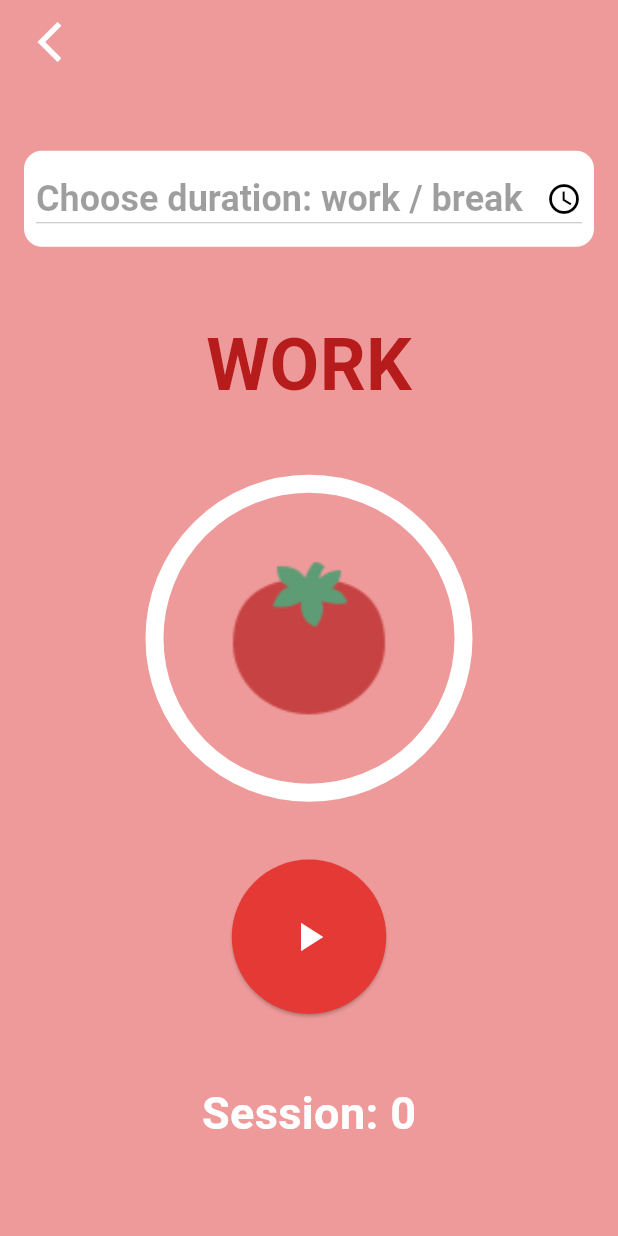
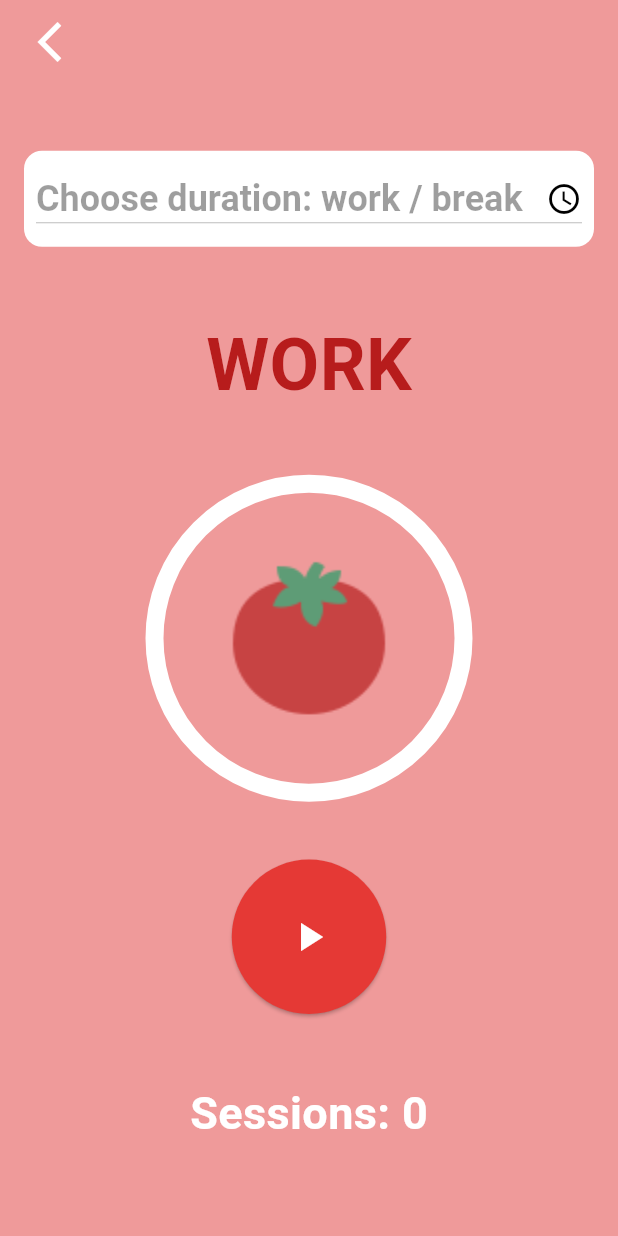
Before and after one commit to Nevsh/CPD-Projekt, a Flutter app: the screen it shows after launch, after a tap on "Pomodoro", on a phone screen of 412 x 824 dp. Run offline on Flutter 3.47's test engine with Material 3 defaults, Android fonts, the phone set to English and light mode, and no system bars; our stand-ins replace hive, hive_flutter; missing offline and left inert: flutter_ringtone_player; accounts and stored records are empty.

Commit message:
Adding/Bugfixing
Adding:
- Pomodoro Timer Anzahl Sessions wird gespeichert

Bugfixing:
- HomePage Categories Widget nicht mehr hinter NavigationBar

```diff
--- a/lib/main.dart
+++ b/lib/main.dart
@@ -21,6 +21,7 @@ import 'models/pomodoro_timer_model.dart';
 Future<void> main() async {
   await Hive.initFlutter();
   Hive.registerAdapter(ActivityAdapter());
+  // await Hive.deleteBoxFromDisk('activityBox');
 
   // var box = await Hive.openBox('activityBox');
   // await box.deleteFromDisk();
--- a/lib/models/activity.dart
+++ b/lib/models/activity.dart
@@ -38,7 +38,7 @@ class Activity extends HiveObject {
   int revStreak;
 
   @HiveField(11)
-  List<Activity> activities;
+  int pomSessions;
 
   Activity(
       {required this.date,
@@ -52,5 +52,5 @@ class Activity extends HiveObject {
       required this.pomStreak,
       required this.exStreak,
       required this.revStreak,
-      required this.activities});
+      required this.pomSessions});
 }
--- a/lib/models/pomodoro_timer_model.dart
+++ b/lib/models/pomodoro_timer_model.dart
@@ -8,9 +8,9 @@ class PomodoroTimerModel extends TimerModel {
   int _breakTime = 0;
   int _timeSelected = 0;
   bool _focusSessionDone = false;
-  int _session = 0;
+  // int _session = 0;
   final List<int> _durationList = const [25, 50, 90];
-  final List<int> _breakDurationList = const [5, 10, 18];
+  final List<int> _breakDurationList = const [5, 10, 20];
 
   @override
   List<int> get durationList => _durationList;
@@ -18,7 +18,7 @@ class PomodoroTimerModel extends TimerModel {
   int get breakTime => _breakTime;
   int get timeSelected => _timeSelected;
   bool get focusSessionDone => _focusSessionDone;
-  int get session => _session;
+  // int get session => _session;
 
   @override
   void timerSet(int? selectedTime) {
@@ -43,7 +43,7 @@ class PomodoroTimerModel extends TimerModel {
   @override
   void startTimer(ReviewModel revModel) {
     notifyListeners();
-    // timer = Timer.periodic(const Duration(milliseconds: 10), (_) {
+    // timer = Timer.periodic(const Duration(seconds: 1), (_) {
     timer = Timer.periodic(const Duration(milliseconds: 1), (_) {
       if (timeInSec > 0) {
         timeInSec--;
@@ -61,7 +61,8 @@ class PomodoroTimerModel extends TimerModel {
             _focusSessionDone = true;
             timeInSec = _breakTime;
             maxTime = _breakTime;
-            _session++;
+            revModel.updatePomSessions();
+            // _session++;
           }
         }
       }
--- a/lib/models/review_model.dart
+++ b/lib/models/review_model.dart
@@ -90,6 +90,13 @@ class ReviewModel extends ChangeNotifier {
     if (_chosenMood != 'empty' && _activity != null && !_activity!.review) {
       _activity!.review = done;
       _activity!.revStreak++;
+    }
+    saveActivity();
+  }
+
+  void updatePomSessions() {
+    if (_activity != null) {
+      _activity!.pomSessions++;
     }
     saveActivity();
   }
@@ -240,7 +247,7 @@ class ReviewModel extends ChangeNotifier {
       pomStreak: 0,
       exStreak: 0,
       revStreak: 0,
-      activities: [],
+      pomSessions: 0,
     );
     Activity? act2 = Activity(
       date: '2024-06-12',
@@ -254,7 +261,7 @@ class ReviewModel extends ChangeNotifier {
       pomStreak: 5,
       exStreak: 4,
       revStreak: 2,
-      activities: [],
+      pomSessions: 0,
     );
     Activity? act3 = Activity(
       date: '2024-06-02',
@@ -268,7 +275,7 @@ class ReviewModel extends ChangeNotifier {
       pomStreak: 0,
       exStreak: 0,
       revStreak: 0,
-      activities: [],
+      pomSessions: 0,
     );
     await HiveService.saveActivity(act1);
     await HiveService.saveActivity(act2);
@@ -286,8 +293,8 @@ class ReviewModel extends ChangeNotifier {
 
   Future<void> loadActivity() async {
     DateTime now = DateTime.now();
-    // String today = DateFormat('yyyy-MM-dd').format(now);
-    String today = "2024-06-16";
+    String today = DateFormat('yyyy-MM-dd').format(now);
+    // String today = "2024-06-16";
     print("Heute: $today");
     print("Heute: $now");
     _activity = await HiveService.getActivity(today);
@@ -304,7 +311,7 @@ class ReviewModel extends ChangeNotifier {
         pomStreak: 0,
         exStreak: 0,
         revStreak: 0,
-        activities: [],
+        pomSessions: 0,
       );
       saveActivity();
       // _activities.add(_activity!);
--- a/lib/pages/home_page.dart
+++ b/lib/pages/home_page.dart
@@ -21,7 +21,7 @@ class HomePage extends StatelessWidget {
             heading('Streaks', mainHeading, Colors.blue[800]),
             const SizedBox(height: 10),
             const StreakOverviewWidget(),
-            const SizedBox(height: 10),
+            const Expanded(child: SizedBox(height: 10)),
             heading('Categories', mainHeading, Colors.blue[800]),
             const SizedBox(height: 10),
             const CategoriesWidget(),
--- a/lib/pages/pomodoro_page.dart
+++ b/lib/pages/pomodoro_page.dart
@@ -38,7 +38,7 @@ class PomodoroPage extends StatelessWidget {
                 createTimer(context, pomModel, true),
                 createButton(revModel, pomModel, Colors.red[600]),
                 heading(
-                  'Session: ${pomModel.session}',
+                  'Sessions: ${revModel.activity != null ? revModel.activity!.pomSessions : 0}',
                   mainHeading,
                   Colors.white,
                 ),
--- a/lib/widgets/home_page/categories_widget.dart
+++ b/lib/widgets/home_page/categories_widget.dart
@@ -27,8 +27,7 @@ class CategoriesWidget extends StatelessWidget {
 
   @override
   Widget build(BuildContext context) {
-    return Expanded(
-      child: GridView.builder(
+    return GridView.builder(
       padding: EdgeInsets.zero,
       shrinkWrap: true,
       physics: const NeverScrollableScrollPhysics(),
@@ -75,7 +74,6 @@ class CategoriesWidget extends StatelessWidget {
           ),
         );
       },
-      ),
     );
   }
 }
```
Also changed, not shown: lib/widgets/exercise_page/random_exercise_widget.dart (+2 -7 lines), lib/models/activity.g.dart. Lines whose indentation alone changed are shown as unchanged.
